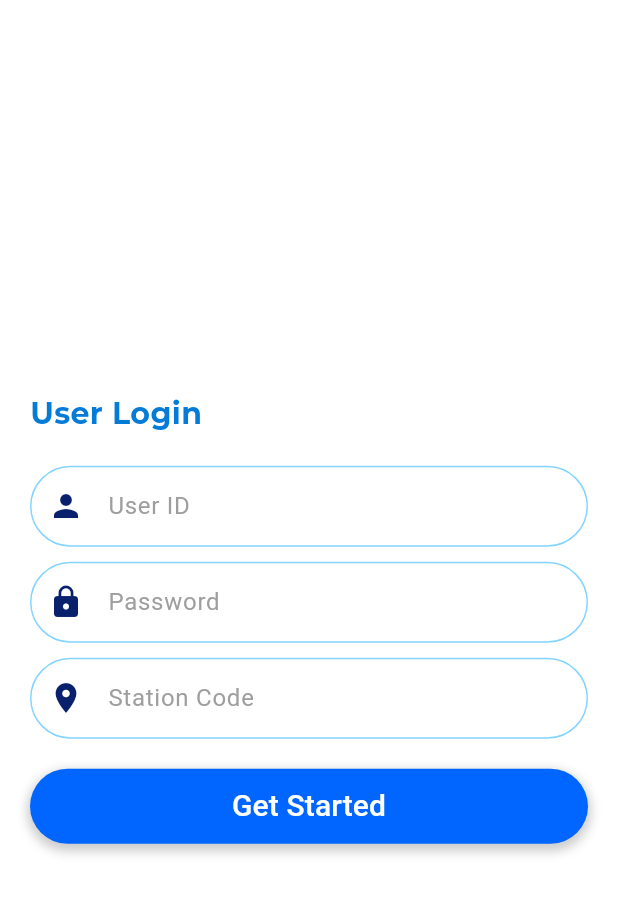
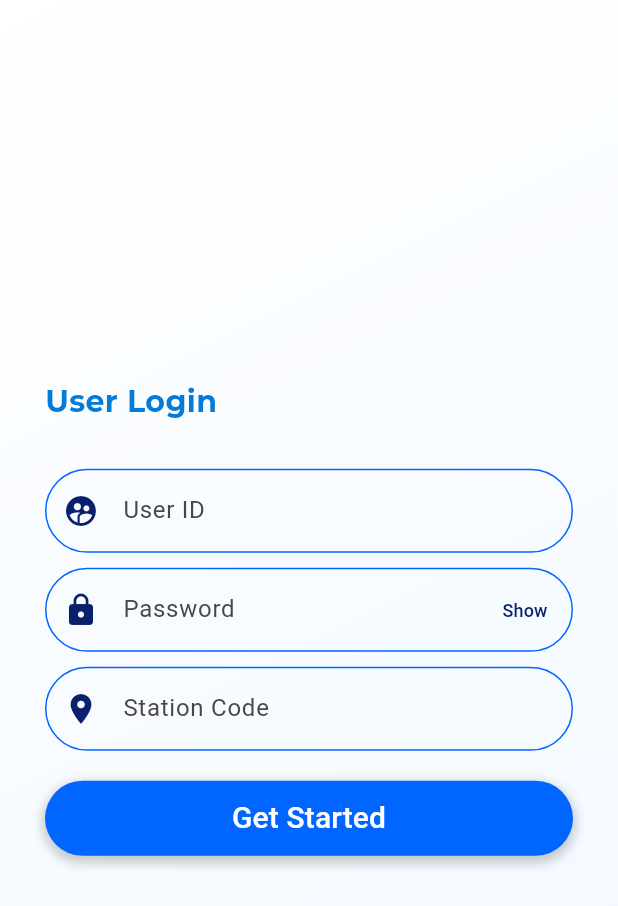
Before and after one commit to Kumarianushka79701/pmsLoading_Unloading, a Flutter app: the AuthScreen screen opened by its route, on a phone screen of 412 x 824 dp. Shown: the top 906 px of the screen. Run offline on Flutter 3.47's test engine with Material 3 defaults, Android fonts, the phone set to English and light mode, and no system bars; our stand-ins replace google_fonts, shared_preferences, sqflite; missing offline and left inert: mobile_scanner; accounts and stored records are empty.

Commit message:
new ui chnages

```diff
--- a/lib/modules/auth/provider/auth_provider.dart
+++ b/lib/modules/auth/provider/auth_provider.dart
@@ -374,8 +374,7 @@ class RunMasterService {
               {
                 'CODE': station['CODE'],
                 'CRIS_STNNO': station['CRIS_STNNO'],
-                'STATION_NAME': station['STATION_NAME'] ??
-                    '',
+                'STATION_NAME': station['STATION_NAME'] ?? '',
               },
               conflictAlgorithm: ConflictAlgorithm.replace,
             );
@@ -471,8 +470,7 @@ Future<void> getWagTypeAL(credentials) async {
     } else {
       _error = "Failed: Unexpected error occurred";
     }
-  } finally {
-  }
+  } finally {}
 }
 
 class AuthProvider with ChangeNotifier {
@@ -489,6 +487,13 @@ class AuthProvider with ChangeNotifier {
   bool get isAuthenticated => _isAuthenticated;
   bool get isLoading => _isLoading;
   String? get errorMessage => _errorMessage;
+  bool _isPasswordVisible = false;
+  bool get isPasswordVisible => _isPasswordVisible;
+
+  void togglePasswordVisibility() {
+    _isPasswordVisible = !_isPasswordVisible;
+    notifyListeners();
+  }
 
   void setLoading(bool value) {
     _isLoading = value;
--- a/lib/modules/auth/views/auth.dart
+++ b/lib/modules/auth/views/auth.dart
@@ -7,8 +7,9 @@ import 'package:project/modules/tabScreen/views/tabs.dart';
 import 'package:project/utils/colors.dart';
 import 'package:project/widgets/common/RoundButton.dart';
 import 'package:project/widgets/common/RoundTextField.dart';
+
 class AuthScreen extends StatelessWidget {
-  AuthScreen({super.key});
+  const AuthScreen({super.key});
 
   @override
   Widget build(BuildContext context) {
@@ -17,11 +18,23 @@ class AuthScreen extends StatelessWidget {
 
     return Scaffold(
       backgroundColor: ParcelColors.white,
-      body: Consumer2<AuthProvider, LocalDatabaseProvider>(
+      body: Container(
+        decoration: BoxDecoration(
+          gradient: LinearGradient(
+            begin: Alignment.topLeft,
+            end: Alignment.bottomRight,
+            colors: [
+              Colors.white,
+              Color(0xFFF0F8FF), // Alice Blue
+            ],
+          ),
+        ),
+        child: Consumer2<AuthProvider, LocalDatabaseProvider>(
           builder: (context, authProvider, localDatabaseProvider, _) {
             return Center(
               child: Padding(
-              padding: const EdgeInsets.symmetric(horizontal: 20.0),
+                padding:
+                    const EdgeInsets.symmetric(horizontal: 30, vertical: 30),
                 child: Column(
                   mainAxisSize: MainAxisSize.min,
                   children: [
@@ -34,12 +47,12 @@ class AuthScreen extends StatelessWidget {
                         fontSize: 20,
                       ),
                     ),
-                  const SizedBox(height: 20),
+                    const SizedBox(height: 30),
                     RoundTextField(
                       controller: authProvider.userIDController,
                       hintText: 'User ID',
                       prefixIcon: const Icon(
-                      Icons.person,
+                        Icons.supervised_user_circle,
                         color: ParcelColors.catalinaBlue,
                       ),
                       isUpperCase: true,
@@ -52,17 +65,27 @@ class AuthScreen extends StatelessWidget {
                         return null;
                       },
                     ),
-
                     const SizedBox(height: 10),
                     RoundTextField(
                       controller: authProvider.passwordController,
                       hintText: 'Password',
-
                       prefixIcon: const Icon(
                         Icons.lock,
                         color: ParcelColors.catalinaBlue,
                       ),
-                    obscureText: true,
+                      suffixIcon: TextButton(
+                        onPressed: authProvider.togglePasswordVisibility,
+                        child: Text(
+                          authProvider.isPasswordVisible ? 'Hide' : 'Show',
+                          style: const TextStyle(
+                            color: ParcelColors.catalinaBlue,
+                            fontWeight: FontWeight.w500,
+                            fontSize: 12,
+                          ),
+
+                        ),
+                      ),
+                      obscureText: !authProvider.isPasswordVisible,
                       isUpperCase: true,
                       validator: (value) {
                         if (value == null || value.isEmpty) {
@@ -90,8 +113,11 @@ class AuthScreen extends StatelessWidget {
                     const SizedBox(height: 20),
                     RoundButton(
                       title: Text(
-                      authProvider.isLoading ? 'Logging In...' : 'Get Started',
-                      style: const TextStyle(color: Colors.white, fontSize: 20),
+                        authProvider.isLoading
+                            ? 'Logging In...'
+                            : 'Get Started',
+                        style:
+                            const TextStyle(color: Colors.white, fontSize: 20),
                       ),
                       isLoading: authProvider.isLoading,
                       onPressed: authProvider.isLoading
@@ -125,7 +151,8 @@ class AuthScreen extends StatelessWidget {
                               } catch (e) {
                                 print("Error occurred: $e");
                                 ScaffoldMessenger.of(context).showSnackBar(
-                                SnackBar(content: Text("Unexpected error: $e")),
+                                  SnackBar(
+                                      content: Text("Unexpected error: $e")),
                                 );
                               } finally {
                                 print(
@@ -139,6 +166,7 @@ class AuthScreen extends StatelessWidget {
               ),
             );
           },
+        ),
       ),
     );
   }
--- a/lib/widgets/common/RoundTextField.dart
+++ b/lib/widgets/common/RoundTextField.dart
@@ -1,64 +1,54 @@
 import 'package:flutter/material.dart';
-import 'package:flutter/services.dart';
-import 'package:project/utils/color_extensions.dart';
-import 'package:project/utils/colors.dart';
-import 'package:flutter/material.dart';
-import 'package:project/utils/color_extensions.dart';
 import 'package:project/utils/colors.dart';
 
 class RoundTextField extends StatelessWidget {
   final TextEditingController controller;
   final String hintText;
-  final Widget? prefixIcon;
+  final Widget prefixIcon;
+  final Widget? suffixIcon;
   final bool obscureText;
   final bool isUpperCase;
-  final String? Function(String?)? validator;
+  final String? Function(String?) validator;
 
   const RoundTextField({
-    Key? key,
     required this.controller,
     required this.hintText,
-    this.prefixIcon,
+    required this.prefixIcon,
+    this.suffixIcon,
     this.obscureText = false,
     this.isUpperCase = false,
-    this.validator,
-  }) : super(key: key);
+    required this.validator,
+  });
 
   @override
   Widget build(BuildContext context) {
     return TextFormField(
       controller: controller,
       obscureText: obscureText,
-      textCapitalization: isUpperCase
-          ? TextCapitalization.characters
-          : TextCapitalization.none,
       validator: validator,
       decoration: InputDecoration(
         hintText: hintText,
-        hintStyle: const TextStyle(color: Colors.grey), // Added hint text color
         prefixIcon: prefixIcon,
-        filled: true,
-        fillColor: Colors.white,
-        contentPadding: const EdgeInsets.symmetric(vertical: 15, horizontal: 20),
+        suffixIcon: suffixIcon,
         border: OutlineInputBorder(
-          borderRadius: BorderRadius.circular(30), // Increased for more roundness
-          borderSide: const BorderSide(color: Colors.grey),
+          borderRadius: BorderRadius.circular(32.0), // Increased border radius
+          borderSide: const BorderSide(
+            color: ParcelColors.catalinaBlue, // Default border color
+          ),
+        ),
+        enabledBorder: OutlineInputBorder(
+          borderRadius: BorderRadius.circular(32.0), // Same border radius
+          borderSide: const BorderSide(
+            color: ParcelColors.brandeisblue, // Catalina Blue for enabled state
+            width: 1.0,
+          ),
         ),
         focusedBorder: OutlineInputBorder(
-          borderRadius: BorderRadius.circular(30), // Match the same radius
-          borderSide: const BorderSide(color: ParcelColors.brandeisblue),
-        ),
-        enabledBorder: OutlineInputBorder(
-          borderRadius: BorderRadius.circular(30), // Match the same radius
-          borderSide: const BorderSide(color: ParcelColors.paleCyan),
-        ),
-        errorBorder: OutlineInputBorder(
-          borderRadius: BorderRadius.circular(30), // Match the same radius
-          borderSide: const BorderSide(color: Colors.red),
-        ),
-        focusedErrorBorder: OutlineInputBorder(
-          borderRadius: BorderRadius.circular(30), // Match the same radius
-          borderSide: const BorderSide(color: Colors.red),
+          borderRadius: BorderRadius.circular(32.0), // Same border radius
+          borderSide: const BorderSide(
+            color: ParcelColors.catalinaBlue, // Catalina Blue for focused state
+            width: 1.0,
+          ),
         ),
       ),
     );
```
Lines whose indentation alone changed are shown as unchanged.
